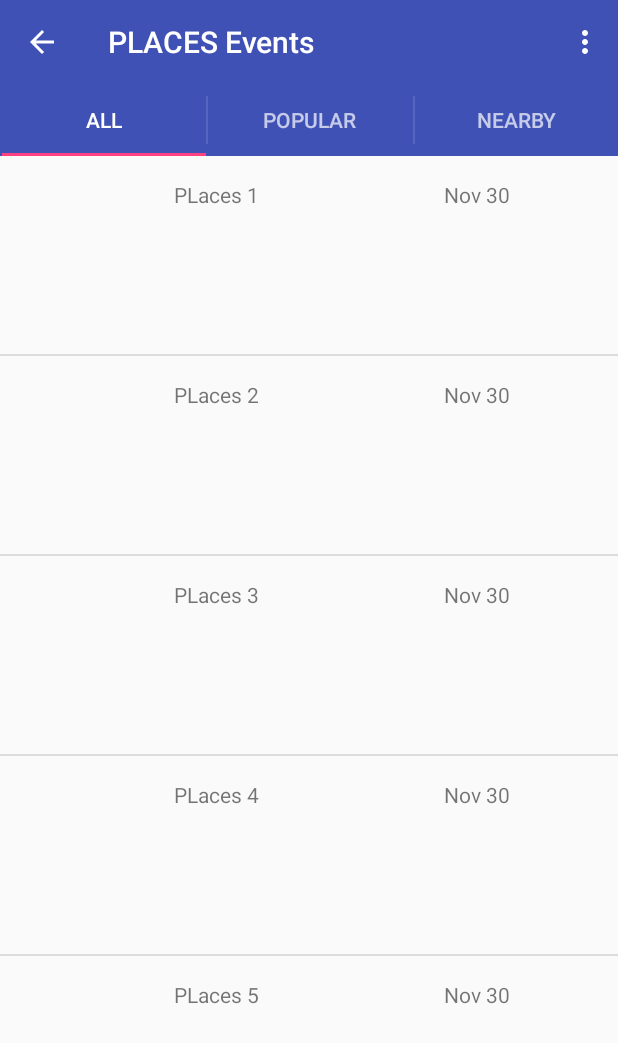
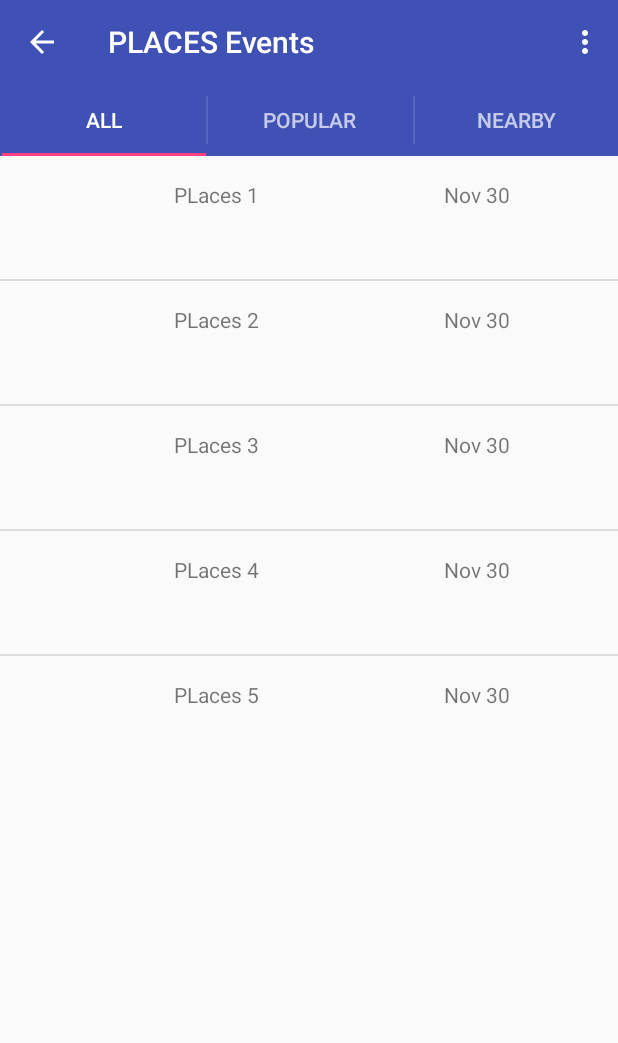
Before and after one commit to Francid/EventLocation-App, an Android app: the fragment Fragment_SavedEventsTab placed in its activity, in the side drawer, after a tap on "PLACES", on a phone screen of 412 x 824 dp. Shown: the top 1043 px of the screen. Run offline under Robolectric (Android 15) with nearby library versions, the phone set to English and light mode, and no system bars; our stand-ins replace Picasso; pictures from the network do not load; 3 statements that could not run were skipped.

Commit message:
Database, Adapter, AllTab update

```diff
--- a/app/src/main/java/com/example/franchez/myswipe/EventList_Adapter.java
+++ b/app/src/main/java/com/example/franchez/myswipe/EventList_Adapter.java
@@ -1,13 +1,19 @@
 package com.example.franchez.myswipe;
 
 import android.content.Context;
+import android.media.Image;
 import android.view.LayoutInflater;
 import android.view.View;
 import android.view.ViewGroup;
 import android.widget.ArrayAdapter;
+import android.widget.BaseAdapter;
+import android.widget.ImageView;
 import android.widget.TextView;
 
+import com.squareup.picasso.Picasso;
+
 import java.util.ArrayList;
+import java.util.List;
 
 /**
  * Created by Franchez on 2015-11-24.
@@ -15,13 +21,15 @@ import java.util.ArrayList;
 public class EventList_Adapter extends ArrayAdapter<String> {
 
     private final Context context;
-    private final ArrayList<String> nameList;
+    private final ArrayList<String> eveName;
+    private final ArrayList<String> eveURL;
 
-    public EventList_Adapter(Context context, ArrayList<String> nameList) {
-        super(context, -1, nameList);
+    public EventList_Adapter(Context context, ArrayList<String> eveName, ArrayList<String> eveURL ) {
+        super(context, -1, eveName);
 
         this.context = context;
-        this.nameList = nameList;
+        this.eveName = eveName;
+        this.eveURL = eveURL;
     }
 
     @Override
@@ -31,10 +39,17 @@ public class EventList_Adapter extends ArrayAdapter<String> {
 
         View rowView = inflater.inflate(R.layout.view_list_item, parent,false);
 
+        ImageView eventImage = (ImageView)rowView.findViewById(R.id.eventImage_view);
         TextView eventView = (TextView)rowView.findViewById(R.id.eventName_view);
         TextView eventDate = (TextView)rowView.findViewById(R.id.eventDate_view);
 
-        eventView.setText(nameList.get(position).toString());
+
+        if (eveURL != null) {
+            Picasso.with(context)
+                    .load(eveURL.get(position))
+                    .into(eventImage);
+        }
+        eventView.setText(eveName.get(position));
         eventDate.setText("Nov 30");
         return rowView;
     }
--- a/app/src/main/java/com/example/franchez/myswipe/Fragment_SavedEventsTab.java
+++ b/app/src/main/java/com/example/franchez/myswipe/Fragment_SavedEventsTab.java
@@ -29,17 +29,18 @@ public class Fragment_SavedEventsTab extends Fragment {
                              Bundle savedInstanceState) {
 
         View android = inflater.inflate(R.layout.fragment_tabs, container, false);
-//        ((TextView)android.findViewById(R.id.textView)).setText("Eevents Saved");
         listView = (ListView)android.findViewById(R.id.listAndroid);
+
         db = new Database_Class(getContext());
         bundle = new Bundle();
-        adapter = new EventList_Adapter(getContext(),savedDataGenerate());
+        adapter = new EventList_Adapter(getContext(),savedDataGenerate(),null);
 
         listView.setAdapter(adapter);
         listView.setOnItemClickListener(new AdapterView.OnItemClickListener() {
             @Override
             public void onItemClick(AdapterView<?> parent, View view, int position, long id) {
                 bundle.putString("EventName",parent.getItemAtPosition(position).toString());
+                bundle.putString("ClickName","SAVED");
                 createDetailFragment();
             }
         });
@@ -49,7 +50,7 @@ public class Fragment_SavedEventsTab extends Fragment {
             public boolean onItemLongClick(AdapterView<?> parent, View view, int position, long id) {
                 db.deleteSavedEvent(parent.getItemAtPosition(position).toString());
                 //Re-create the Adapter and set it to the listview
-                adapter = new EventList_Adapter(getContext(),savedDataGenerate());
+                adapter = new EventList_Adapter(getContext(),savedDataGenerate(),null);
                 listView.setAdapter(adapter);
                 return true;
             }
--- a/app/src/main/java/com/example/franchez/myswipe/Home_Fragment.java
+++ b/app/src/main/java/com/example/franchez/myswipe/Home_Fragment.java
@@ -45,7 +45,7 @@ public class Home_Fragment extends Fragment {
 
         homeView = homeFrag;
         changeLocation();
-        setListviewData();
+//        setListviewData();
 
         //LocationDetection_Class detection_class = new LocationDetection_Class(homeFrag.getContext());
         return homeFrag;
@@ -71,7 +71,8 @@ public class Home_Fragment extends Fragment {
     private void setListviewData(){
         ListView listView = (ListView)homeView.findViewById(R.id.homeLstVwItems);
 
-        adapter = new EventList_Adapter(homeView.getContext(),generateData());
+        adapter = new EventList_Adapter(homeView.getContext(),generateData(),null);
+
         listView.setAdapter(adapter);
 
         listView.setOnItemClickListener(new AdapterView.OnItemClickListener() {
--- a/app/src/main/res/layout/view_list_item.xml
+++ b/app/src/main/res/layout/view_list_item.xml
@@ -8,16 +8,16 @@
     <ImageView
         android:id="@+id/eventImage_view"
         android:layout_width="100dp"
-        android:layout_height="100dp" />
+        android:layout_height="50dp" />
     <TextView
         android:id="@+id/eventName_view"
         android:layout_width="180dp"
-        android:layout_height="100dp"
+        android:layout_height="50dp"
         android:text="Event Name"/>
     <TextView
         android:id="@+id/eventDate_view"
         android:layout_width="80dp"
-        android:layout_height="100dp"
+        android:layout_height="50dp"
         android:text="Date" />
 
 </LinearLayout>
```
Also changed, not shown: app/src/main/java/com/example/franchez/myswipe/Database_Class.java (+31 -9 lines), app/src/main/java/com/example/franchez/myswipe/Fragment_AllTab.java (+15 -8 lines), app/src/main/java/com/example/franchez/myswipe/Fragment_Details.java (+40 -15 lines), app/src/main/res/layout/fragment_details.xml (+63 -14 lines), 1 other file.
